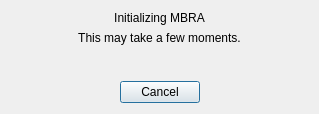
Before: the Qt Designer form init/mbraDialog.ui in dmzgroup/mbra, drawn with Qt 5.
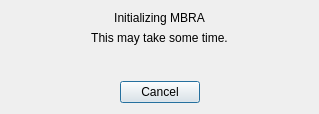
After: the same form once the commit is applied.

Patch:
```diff
--- a/init/mbraDialog.ui
+++ b/init/mbraDialog.ui
@@ -30,7 +30,7 @@
    <item>
     <widget class="QLabel" name="label_2">
      <property name="text">
-      <string>This may take a few moments.</string>
+      <string>This may take some time.</string>
      </property>
      <property name="alignment">
       <set>Qt::AlignCenter</set>
```
